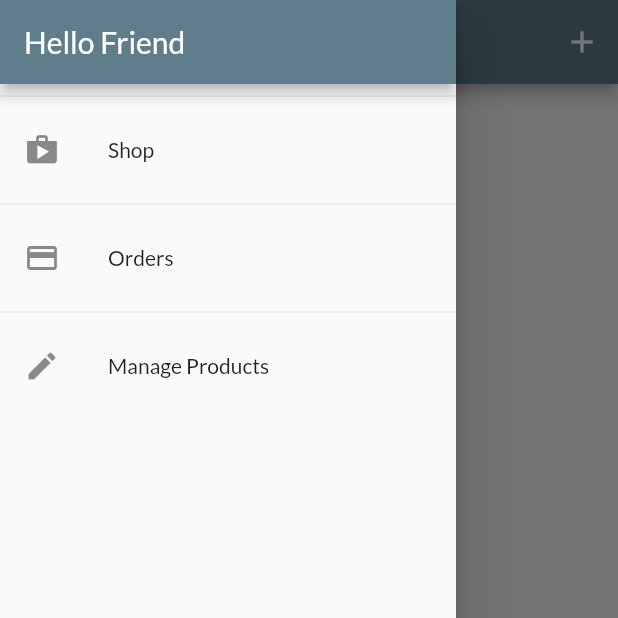
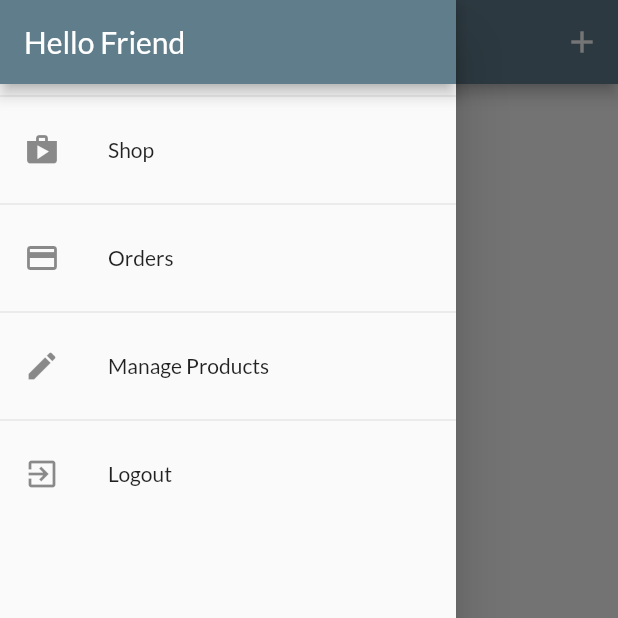
Before and after one commit to iamrico/shop_app, a Flutter app: the UserProductsScreen screen opened by its route, with the side drawer open, on a phone screen of 412 x 824 dp, the top half of it. Run offline on Flutter 3.47's test engine with Material 2 defaults, Android fonts, the phone set to English and light mode, and no system bars; network calls fail.

Commit message:
scoping users and products they created and adding logout

```diff
--- a/lib/main.dart
+++ b/lib/main.dart
@@ -33,12 +33,13 @@ class MyApp extends StatelessWidget {
               Cart(), // difference between using ChangeNotifierProvider.value and using builder argument: there is a difference cuz flutter reuses widgets and the .value syntax allows your widgets to attach,persist and keep up with the correct data that is always changing but builder argument and method cannot eg best use case is within grid systems or scrollable lists
         ),
         ChangeNotifierProxyProvider<Auth, Orders>(
-          create: (_) => Orders('empty', []),
+          create: (_) => Orders('empty', [], ''),
           update: (_, auth, previousOrders) => Orders(
-              auth.token, previousOrders == null ? [] : previousOrders.orders),
+              auth.token, previousOrders == null ? [] : previousOrders.orders, auth.userId),
         ),
       ],
       child: Consumer<Auth>(builder: (ctx, auth, child) {
+        print('in main.dart: ${auth.isAuth}');
         return MaterialApp(
           title: 'MyShop',
           theme: ThemeData(
@@ -54,6 +55,7 @@ class MyApp extends StatelessWidget {
             UserProductsScreen.routeName: (ctx) => UserProductsScreen(),
             EditProductScreen.routeName: (ctx) => EditProductScreen(),
             ProductOverviewScreen.routeName: (ctx) => ProductOverviewScreen(),
+            AuthScreen.routeName: (ctx) => AuthScreen(),
           },
         );
       }),
--- a/lib/providers/orders_provider.dart
+++ b/lib/providers/orders_provider.dart
@@ -19,14 +19,16 @@ class OrderItem {
 class Orders with ChangeNotifier {
   List<OrderItem> _orders = [];
   final String authToken;
+  final String userId;
 
-  Orders(this.authToken, this._orders);
+  Orders(this.authToken, this._orders, this.userId);
+
   List<OrderItem> get orders {
     return [..._orders];
   }
 
   Future<void> fetchAndSetOrders() async {
-    final url = 'https://shop-1d2d0.firebaseio.com/orders.json?auth=$authToken';
+    final url = 'https://shop-1d2d0.firebaseio.com/orders/$userId.json?auth=$authToken';
     final response = await http.get(url);
     final List<OrderItem> loadedOrders = [];
     final extractedData = json.decode(response.body) as Map<String, dynamic>;
@@ -54,7 +56,7 @@ class Orders with ChangeNotifier {
   }
 
   Future<void> addOrder(List<CartItem> cartProducts, double total) async {
-    final url = 'https://shop-1d2d0.firebaseio.com/orders.json?auth=$authToken';
+    final url = 'https://shop-1d2d0.firebaseio.com/orders/$userId.json?auth=$authToken';
     final timestamp = DateTime.now();
 
     final response = await http.post(url,
--- a/lib/screens/auth_screen.dart
+++ b/lib/screens/auth_screen.dart
@@ -177,6 +177,7 @@ class _AuthCardState extends State<AuthCard> {
 
   @override
   Widget build(BuildContext context) {
+    print('rendered Auth Screen');
     final deviceSize = MediaQuery.of(context).size;
     return Card(
       shape: RoundedRectangleBorder(
--- a/lib/screens/products_overview_screen.dart
+++ b/lib/screens/products_overview_screen.dart
@@ -50,6 +50,7 @@ class _ProductOverviewScreenState extends State<ProductOverviewScreen> {
 
   @override
   Widget build(BuildContext context) {
+    print('rendered Product Overview Screen');
     return Scaffold(
       appBar: AppBar(
         title: const Text('My Shop'),
--- a/lib/screens/user_products_screen.dart
+++ b/lib/screens/user_products_screen.dart
@@ -9,12 +9,13 @@ class UserProductsScreen extends StatelessWidget {
   static const routeName = '/user-products';
 
   Future<void> _refreshProduct(BuildContext context) async {
-    await Provider.of<Products>(context).fetchAndSetProducts();
+    await Provider.of<Products>(context, listen: false)
+        .fetchAndSetProducts(true);
   }
 
   @override
   Widget build(BuildContext context) {
-    final productsData = Provider.of<Products>(context);
+    // final productsData = Provider.of<Products>(context);
 
     return Scaffold(
         appBar: AppBar(
@@ -31,17 +32,27 @@ class UserProductsScreen extends StatelessWidget {
           ],
         ),
         drawer: AppDrawer(),
-        body: RefreshIndicator(
+        body: FutureBuilder(
+          future: _refreshProduct(context),
+          builder: (_, snapshotData) =>
+              snapshotData.connectionState == ConnectionState.waiting
+                  ? Center(child: CircularProgressIndicator())
+                  : RefreshIndicator(
                       onRefresh: () => _refreshProduct(context),
-          child: Padding(
+                      child: Consumer<Products>(
+                        builder: (ctx, productsData, _) => Padding(
                           padding: EdgeInsets.all(15),
                           child: ListView.builder(
                             itemCount: productsData.items.length,
                             itemBuilder: (_, i) => Column(children: [
-                UserProductItem(productsData.items[i].title,
-                    productsData.items[i].imageUrl, productsData.items[i].id),
+                              UserProductItem(
+                                  productsData.items[i].title,
+                                  productsData.items[i].imageUrl,
+                                  productsData.items[i].id),
                               Divider(),
                             ]),
+                          ),
+                        ),
                       ),
                     ),
         ));
--- a/lib/widgets/app_drawer.dart
+++ b/lib/widgets/app_drawer.dart
@@ -1,6 +1,9 @@
 import 'package:flutter/material.dart';
+import '../screens/auth_screen.dart';
 import '../screens/orders_screen.dart';
 import '../screens/user_products_screen.dart';
+import '../providers/auth.dart';
+import 'package:provider/provider.dart';
 
 class AppDrawer extends StatelessWidget {
   @override
@@ -22,7 +25,13 @@ class AppDrawer extends StatelessWidget {
         Divider(),
         ListTile(leading: Icon(Icons.edit), title: Text('Manage Products'),onTap: (){
           Navigator.of(context).pushReplacementNamed(UserProductsScreen.routeName);
-        })
+        }),
+        Divider(),
+        ListTile(leading: Icon(Icons.exit_to_app), title: Text('Logout'),onTap: (){
+          Navigator.of(context).pop();
+          // Navigator.of(context).pushReplacementNamed(AuthScreen.routeName);
+          Provider.of<Auth>(context, listen: false).logout();
+        }),
       ]),
     );
   }
```
Also changed, not shown: lib/providers/auth.dart (+22 -1 lines), lib/providers/products_provider.dart (+5 -2 lines). Lines whose indentation alone changed are shown as unchanged.
